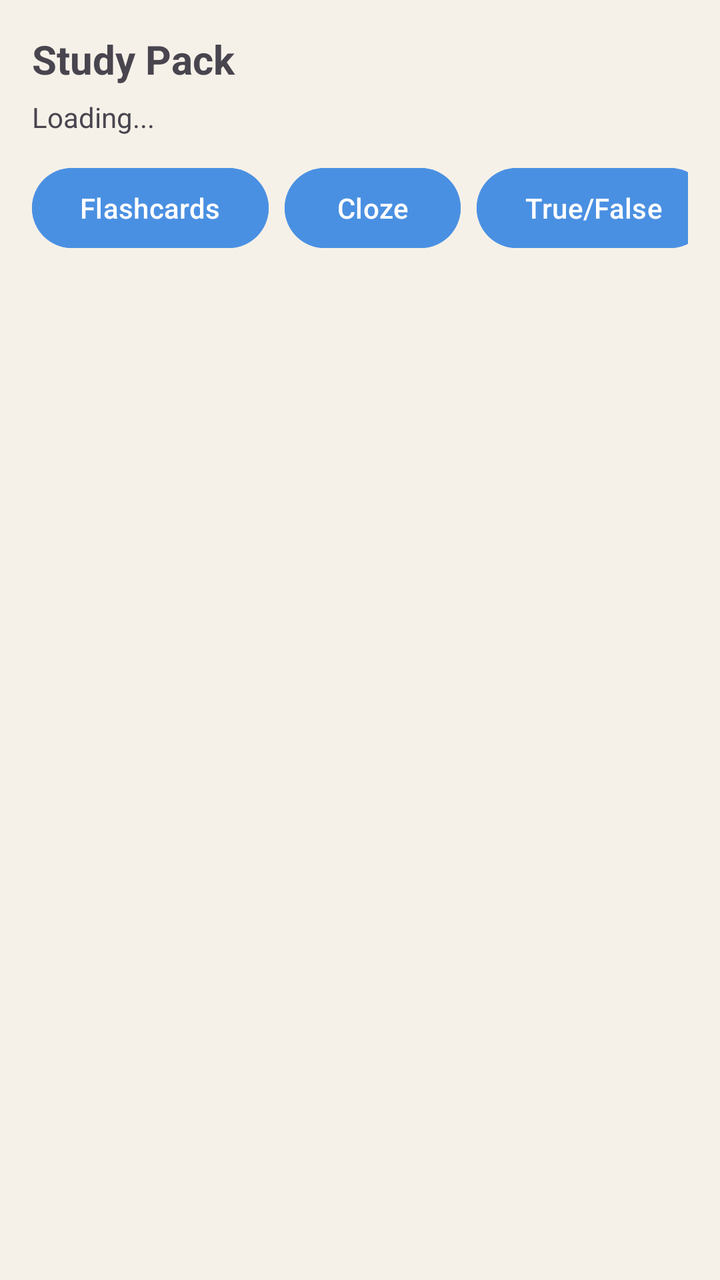
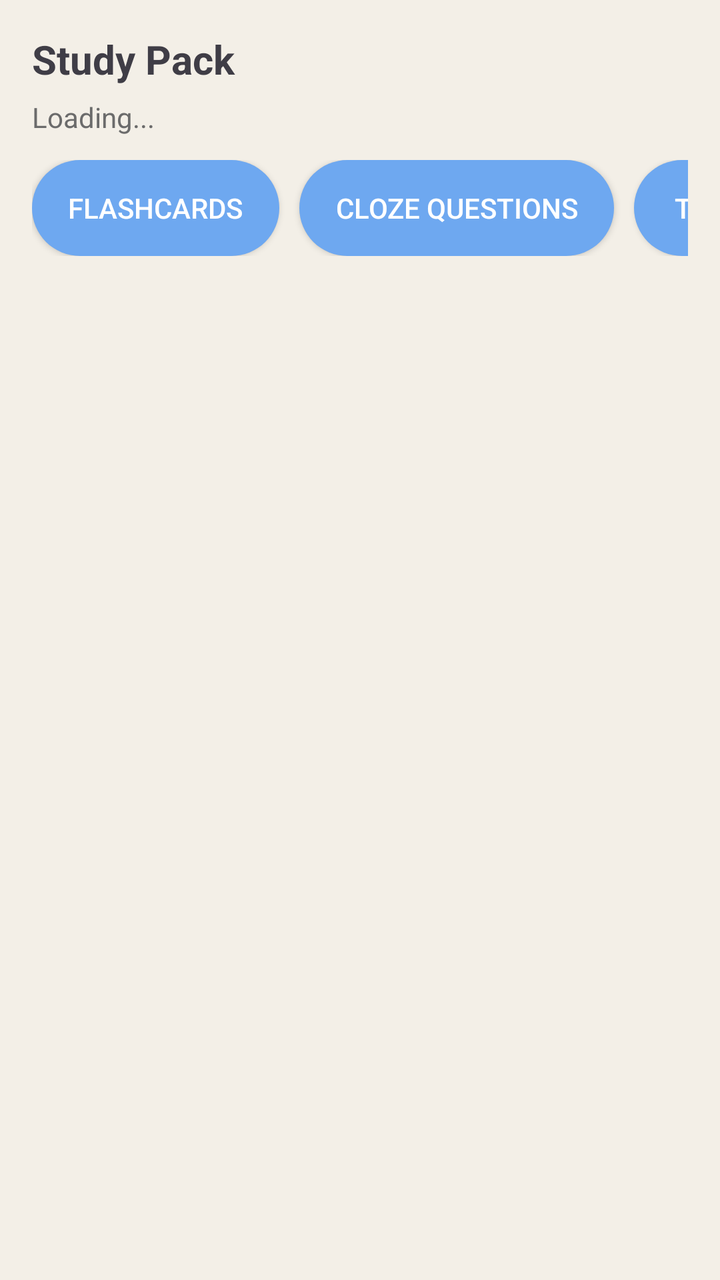

Two renders of the same Android screen: before a commit and after it. Below are the layout's source before the change and the commit's diff.
<!-- AndroidManifest.xml: application theme Theme.FinalYearProject -->
<!-- res/layout/activity_study_pack.xml -->
<?xml version="1.0" encoding="utf-8"?>
<LinearLayout xmlns:android="http://schemas.android.com/apk/res/android"
    android:layout_width="match_parent"
    android:layout_height="match_parent"
    android:orientation="vertical"
    android:padding="16dp">

    <TextView
        android:id="@+id/studyPackTitleTV"
        android:layout_width="match_parent"
        android:layout_height="wrap_content"
        android:text="Study Pack"
        android:textSize="20sp"
        android:textStyle="bold"
        android:paddingBottom="6dp" />

    <TextView
        android:id="@+id/studyPackStatusTV"
        android:layout_width="match_parent"
        android:layout_height="wrap_content"
        android:text="Loading..."
        android:textSize="14sp"
        android:paddingBottom="12dp" />

    <ProgressBar
        android:id="@+id/studyPackProgress"
        android:layout_width="wrap_content"
        android:layout_height="wrap_content"
        android:layout_gravity="center_horizontal"
        android:visibility="gone" />

    <HorizontalScrollView
        android:id="@+id/studyPackTabsScroll"
        android:layout_width="match_parent"
        android:layout_height="wrap_content"
        android:scrollbars="none"
        android:fillViewport="false"
        android:layout_marginBottom="12dp">

        <LinearLayout
            android:layout_width="wrap_content"
            android:layout_height="wrap_content"
            android:orientation="horizontal">

            <Button
                android:id="@+id/btnFlashcards"
                android:layout_width="wrap_content"
                android:layout_height="wrap_content"
                android:text="Flashcards"
                android:backgroundTint="@color/study_blue"
                android:textColor="@android:color/white"/>

            <Button
                android:id="@+id/btnCloze"
                android:layout_width="wrap_content"
                android:layout_height="wrap_content"
                android:layout_marginStart="8dp"
                android:text="Cloze"
                android:backgroundTint="@color/study_blue"
                android:textColor="@android:color/white"/>
            />

            <Button
                android:id="@+id/btnTrueFalse"
                android:layout_width="wrap_content"
                android:layout_height="wrap_content"
                android:layout_marginStart="8dp"
                android:text="True/False"
                android:backgroundTint="@color/study_blue"
                android:textColor="@android:color/white"/>
            />

            <Button
                android:id="@+id/btnMcq"
                android:layout_width="wrap_content"
                android:layout_height="wrap_content"
                android:layout_marginStart="8dp"
                android:text="MCQ"
                android:backgroundTint="@color/study_blue"
                android:textColor="@android:color/white"/>
            />

            <Button
                android:id="@+id/btnMatching"
                android:layout_width="wrap_content"
                android:layout_height="wrap_content"
                android:layout_marginStart="8dp"
                android:text="Matching"
                android:backgroundTint="@color/study_blue"
                android:textColor="@android:color/white"/>
            />
        </LinearLayout>
    </HorizontalScrollView>

    <androidx.recyclerview.widget.RecyclerView
        android:id="@+id/studyPackRecyclerView"
        android:layout_width="match_parent"
        android:layout_height="0dp"
        android:layout_weight="1" />

</LinearLayout>
<!-- resources referenced by this layout -->
<resources>
  <color name="study_blue">#4A90E2</color>
  <style name="Theme.FinalYearProject" parent="Theme.Material3.DayNight.NoActionBar">
          <item name="colorPrimary">@color/md_primary</item>
          <item name="colorSecondary">@color/md_secondary</item>
          <item name="colorTertiary">@color/md_tertiary</item>
  
          <item name="android:colorBackground">@color/md_background</item>
          <item name="colorSurface">@color/md_surface</item>
          <item name="colorOutline">@color/md_outline</item>
  
          <item name="colorOnPrimary">@color/md_onPrimary</item>
          <item name="colorOnSecondary">@color/md_onSecondary</item>
          <item name="colorOnSurface">@color/md_onSurface</item>
      </style>
  <color name="md_primary">#7FBF9B</color>
  <color name="md_secondary">#5F9E86</color>
  <color name="md_tertiary">#B9A6D3</color>
  <color name="md_background">#F6F1E8</color>
  <color name="md_surface">#FBF7F0</color>
  <color name="md_outline">#D7D0C5</color>
  <color name="md_onPrimary">#FFFFFF</color>
  <color name="md_onSecondary">#FFFFFF</color>
  <color name="md_onSurface">#1E1E1E</color>
</resources>

<!-- the commit's change to res/layout/activity_study_pack.xml (unified diff, before → after) -->
@@ -1,9 +1,11 @@
 <?xml version="1.0" encoding="utf-8"?>
 <LinearLayout xmlns:android="http://schemas.android.com/apk/res/android"
+    xmlns:app="http://schemas.android.com/apk/res-auto"
     android:layout_width="match_parent"
     android:layout_height="match_parent"
     android:orientation="vertical"
-    android:padding="16dp">
+    android:padding="16dp"
+    android:background="@color/study_screen_bg">
 
     <TextView
         android:id="@+id/studyPackTitleTV"
@@ -12,6 +14,7 @@
         android:text="Study Pack"
         android:textSize="20sp"
         android:textStyle="bold"
+        android:textColor="@color/study_text_primary"
         android:paddingBottom="6dp" />
 
     <TextView
@@ -20,6 +23,7 @@
         android:layout_height="wrap_content"
         android:text="Loading..."
         android:textSize="14sp"
+        android:textColor="@color/study_text_secondary"
         android:paddingBottom="12dp" />
 
     <ProgressBar
@@ -42,53 +46,80 @@
             android:layout_height="wrap_content"
             android:orientation="horizontal">
 
-            <Button
+            <androidx.appcompat.widget.AppCompatButton
                 android:id="@+id/btnFlashcards"
                 android:layout_width="wrap_content"
                 android:layout_height="wrap_content"
+                android:layout_marginEnd="10dp"
+                android:minWidth="120dp"
+                android:minHeight="48dp"
+                android:paddingStart="18dp"
+                android:paddingEnd="18dp"
+                android:paddingTop="10dp"
+                android:paddingBottom="10dp"
                 android:text="Flashcards"
-                android:backgroundTint="@color/study_blue"
-                android:textColor="@android:color/white"/>
+                android:background="@drawable/study_tab_unselected"
+                android:textColor="@android:color/white" />
 
-            <Button
+            <androidx.appcompat.widget.AppCompatButton
                 android:id="@+id/btnCloze"
                 android:layout_width="wrap_content"
                 android:layout_height="wrap_content"
-                android:layout_marginStart="8dp"
-                android:text="Cloze"
-                android:backgroundTint="@color/study_blue"
-                android:textColor="@android:color/white"/>
-            />
+                android:layout_marginEnd="10dp"
+                android:minWidth="120dp"
+                android:minHeight="48dp"
+                android:paddingStart="18dp"
+                android:paddingEnd="18dp"
+                android:paddingTop="10dp"
+                android:paddingBottom="10dp"
+                android:text="Cloze Questions"
+                android:background="@drawable/study_tab_unselected"
+                android:textColor="@android:color/white" />
 
-            <Button
+            <androidx.appcompat.widget.AppCompatButton
                 android:id="@+id/btnTrueFalse"
                 android:layout_width="wrap_content"
                 android:layout_height="wrap_content"
-                android:layout_marginStart="8dp"
+                android:layout_marginEnd="10dp"
+                android:minWidth="120dp"
+                android:minHeight="48dp"
+                android:paddingStart="18dp"
+                android:paddingEnd="18dp"
+                android:paddingTop="10dp"
+                android:paddingBottom="10dp"
                 android:text="True/False"
-                android:backgroundTint="@color/study_blue"
-                android:textColor="@android:color/white"/>
-            />
+                android:background="@drawable/study_tab_unselected"
+                android:textColor="@android:color/white" />
 
-            <Button
+            <androidx.appcompat.widget.AppCompatButton
                 android:id="@+id/btnMcq"
                 android:layout_width="wrap_content"
                 android:layout_height="wrap_content"
-                android:layout_marginStart="8dp"
-                android:text="MCQ"
-                android:backgroundTint="@color/study_blue"
-                android:textColor="@android:color/white"/>
-            />
+                android:layout_marginEnd="10dp"
+                android:minWidth="120dp"
+                android:minHeight="48dp"
+                android:paddingStart="18dp"
+                android:paddingEnd="18dp"
+                android:paddingTop="10dp"
+                android:paddingBottom="10dp"
+                android:text="MCQ's"
+                android:background="@drawable/study_tab_unselected"
+                android:textColor="@android:color/white" />
 
-            <Button
+            <androidx.appcompat.widget.AppCompatButton
                 android:id="@+id/btnMatching"
                 android:layout_width="wrap_content"
                 android:layout_height="wrap_content"
-                android:layout_marginStart="8dp"
-                android:text="Matching"
-                android:backgroundTint="@color/study_blue"
-                android:textColor="@android:color/white"/>
-            />
+                android:layout_marginEnd="10dp"
+                android:minWidth="120dp"
+                android:minHeight="48dp"
+                android:paddingStart="18dp"
+                android:paddingEnd="18dp"
+                android:paddingTop="10dp"
+                android:paddingBottom="10dp"
+                android:text="Matching Pairs"
+                android:background="@drawable/study_tab_unselected"
+                android:textColor="@android:color/white" />
         </LinearLayout>
     </HorizontalScrollView>
 
<!-- resource entries referenced after the edit -->
@@ -1,6 +1,13 @@
 <!-- resources referenced by this layout -->
 <resources>
-  <color name="study_blue">#4A90E2</color>
+  <color name="study_screen_bg">#F3EFE7</color>
+  <color name="study_text_primary">#3F3D46</color>
+  <color name="study_text_secondary">#6B6B6B</color>
+  <!-- drawable study_tab_unselected (drawable) -->
+  <shape xmlns:android="http://schemas.android.com/apk/res/android">
+      <solid android:color="@color/study_tab_unselected" />
+      <corners android:radius="24dp" />
+  </shape>
   <style name="Theme.FinalYearProject" parent="Theme.Material3.DayNight.NoActionBar">
           <item name="colorPrimary">@color/md_primary</item>
           <item name="colorSecondary">@color/md_secondary</item>
@@ -14,6 +21,7 @@
           <item name="colorOnSecondary">@color/md_onSecondary</item>
           <item name="colorOnSurface">@color/md_onSurface</item>
       </style>
+  <color name="study_tab_unselected">#6EA8F0</color>
   <color name="md_primary">#7FBF9B</color>
   <color name="md_secondary">#5F9E86</color>
   <color name="md_tertiary">#B9A6D3</color>
